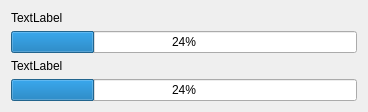
This is Basket/src/Ihm/ProgressBar.ui in nantodevison/Basket as Qt 5 draws it before an edit. The edited form follows.
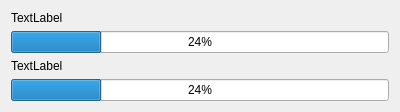
This is the edited form.

Commit message: premier essai thread

```diff
--- a/Basket/src/Ihm/ProgressBar.ui
+++ b/Basket/src/Ihm/ProgressBar.ui
@@ -6,7 +6,7 @@
    <rect>
     <x>0</x>
     <y>0</y>
-    <width>368</width>
+    <width>400</width>
     <height>106</height>
    </rect>
   </property>
```
Left out of the diff: 11 changed lines with no effect on the pictures. The commit also changes 2 other files.
